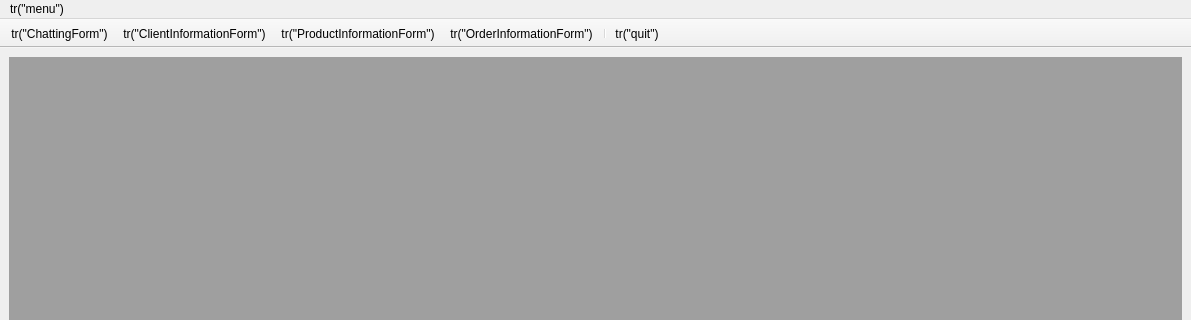
This is CSApp/cs_app.ui in ToSaveData/qt_source as Qt 5 draws it before an edit; both pictures show x 0 to 1191 and y 0 to 320 of the 1191 by 800 pixel window. The edited form follows.
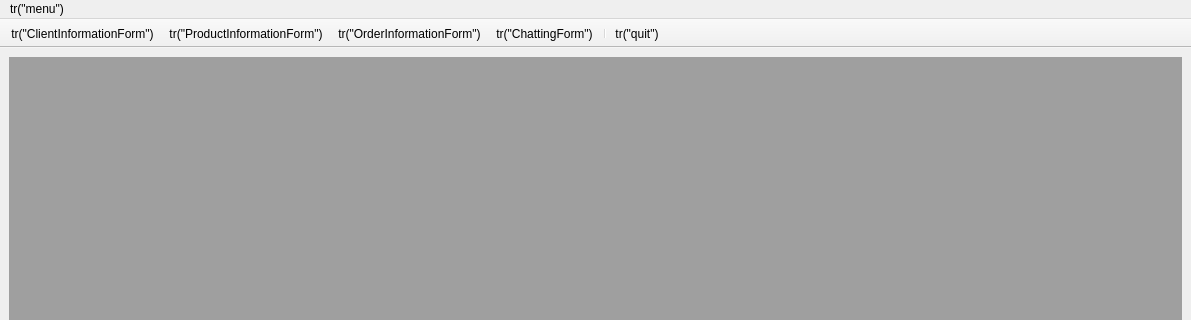
This is the edited form.

```diff
--- a/CSApp/cs_app.ui
+++ b/CSApp/cs_app.ui
@@ -108,10 +108,10 @@
    <attribute name="toolBarBreak">
     <bool>false</bool>
    </attribute>
-   <addaction name="actiontr_ChattingForm"/>
    <addaction name="actiontr_ClientInformationForm"/>
    <addaction name="actiontr_ProductInformationForm"/>
    <addaction name="actiontr_OrderInformationForm"/>
+   <addaction name="actiontr_ChattingForm"/>
    <addaction name="separator"/>
    <addaction name="actiontr_quit"/>
   </widget>
```
